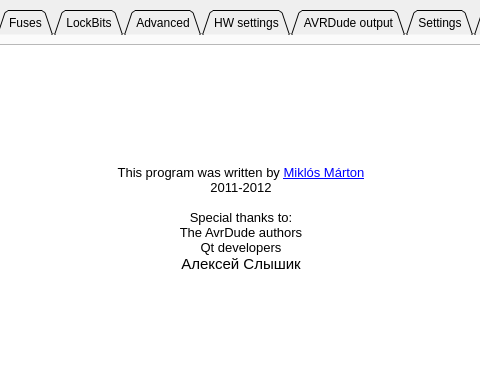
Before: the Qt Designer form qavrdude/mainwindow.ui in martonmiklos/avrdude-qt-gui, drawn with Qt 5; both pictures show x 223 to 703 and y 0 to 386 of the 928 by 752 pixel window.
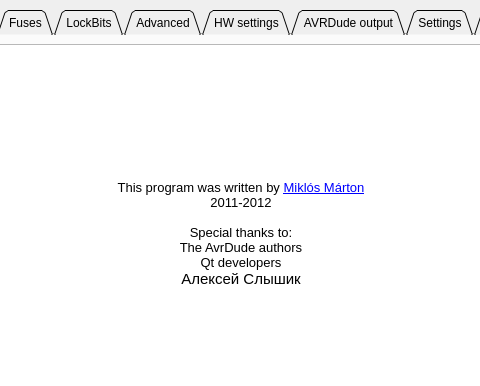
After: the same form once the commit is applied. The open tabs and pages were chosen to show the change. Icons and pictures are not drawn. Custom widgets are drawn as their Qt base class.

Commit message: - Made signature mismatch warning more useful. - Fixed selecting the last used programmer.

Diff of the .ui file:
```diff
--- a/qavrdude/mainwindow.ui
+++ b/qavrdude/mainwindow.ui
@@ -1446,6 +1446,7 @@
 &lt;td style=&quot;border: none;&quot;&gt;
 &lt;p style=&quot;-qt-paragraph-type:empty; margin-top:0px; margin-bottom:0px; margin-left:0px; margin-right:0px; -qt-block-indent:0; text-indent:0px;&quot;&gt;&lt;br /&gt;&lt;/p&gt;
 &lt;p style=&quot;-qt-paragraph-type:empty; margin-top:0px; margin-bottom:0px; margin-left:0px; margin-right:0px; -qt-block-indent:0; text-indent:0px;&quot;&gt;&lt;br /&gt;&lt;/p&gt;
+&lt;p style=&quot;-qt-paragraph-type:empty; margin-top:0px; margin-bottom:0px; margin-left:0px; margin-right:0px; -qt-block-indent:0; text-indent:0px;&quot;&gt;&lt;br /&gt;&lt;/p&gt;
 &lt;p style=&quot;-qt-paragraph-type:empty; margin-top:0px; margin-bottom:0px; margin-left:0px; margin-right:0px; -qt-block-indent:0; text-indent:0px; font-family:'Ubuntu'; font-size:9pt;&quot;&gt;&lt;br /&gt;&lt;/p&gt;
 &lt;p style=&quot;-qt-paragraph-type:empty; margin-top:0px; margin-bottom:0px; margin-left:0px; margin-right:0px; -qt-block-indent:0; text-indent:0px; font-family:'Ubuntu'; font-size:9pt;&quot;&gt;&lt;br /&gt;&lt;/p&gt;
 &lt;p style=&quot;-qt-paragraph-type:empty; margin-top:0px; margin-bottom:0px; margin-left:0px; margin-right:0px; -qt-block-indent:0; text-indent:0px; font-family:'Ubuntu'; font-size:9pt;&quot;&gt;&lt;br /&gt;&lt;/p&gt;
```
Left out of the diff: 2 changed lines with no effect on the pictures. The commit also changes 2 other files.
